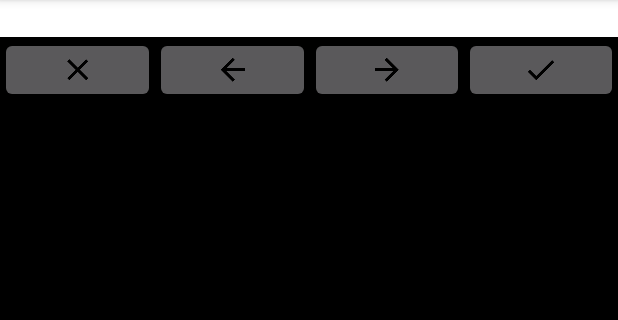
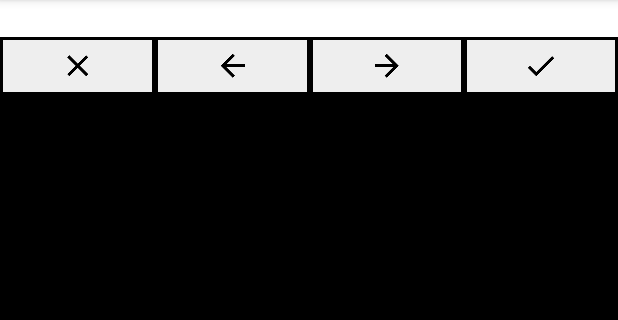
Before and after one commit to ElianFabian/paridroid, an Android app: the layout main.xml on its own in the app's theme, with its tools: preview values and no code run, on a phone screen of 412 x 824 dp, the part 84-404 px from its top. Run offline under Robolectric (Android 15) with nearby library versions, the phone set to English and light mode, and no system bars.

Commit message:
Make buttons visible under API 19.
Manual setting of the background colour appears to be necessary with an
API 19 (Android 4.4) device in the emulator. The naturally rounded corners
in later versions are lost.

* PariDroid/app/src/main/res/layout/main.xml: Add background, margin and
  padding options to ImageButton elements.

```diff
--- a/PariDroid/app/src/main/res/layout/main.xml
+++ b/PariDroid/app/src/main/res/layout/main.xml
@@ -29,6 +29,9 @@
          android:layout_height="match_parent"
          android:layout_weight="1.0"
          android:src="@drawable/baseline_clear_black_24"
+         android:background="#EEE"
+         android:layout_margin="2dp"
+         android:padding="5dp"
          android:contentDescription="@string/clear"
       />
       <ImageButton
@@ -37,6 +40,9 @@
          android:layout_height="match_parent"
          android:layout_weight="1.0"
          android:src="@drawable/baseline_arrow_back_black_24"
+         android:background="#EEE"
+         android:layout_margin="2dp"
+         android:padding="5dp"
          android:contentDescription="@string/prev"
       />
       <ImageButton
@@ -45,6 +51,9 @@
          android:layout_height="match_parent"
          android:layout_weight="1.0"
          android:src="@drawable/baseline_arrow_forward_black_24"
+         android:background="#EEE"
+         android:layout_margin="2dp"
+         android:padding="5dp"
          android:contentDescription="@string/next"
       />
       <ImageButton
@@ -53,6 +62,9 @@
          android:layout_height="match_parent"
          android:layout_weight="1.0"
          android:src="@drawable/baseline_check_black_24"
+         android:background="#EEE"
+         android:layout_margin="2dp"
+         android:padding="5dp"
          android:contentDescription="@string/enter"
       />
    </LinearLayout>
```
